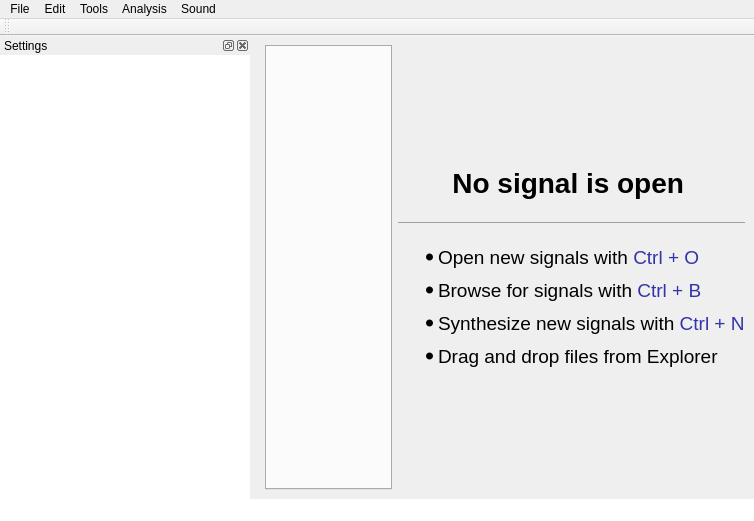
The window that Graphic_Interface/UI_Files/MainWindow.ui (ECMora/SoundLab) describes before a commit, drawn with Qt 5.
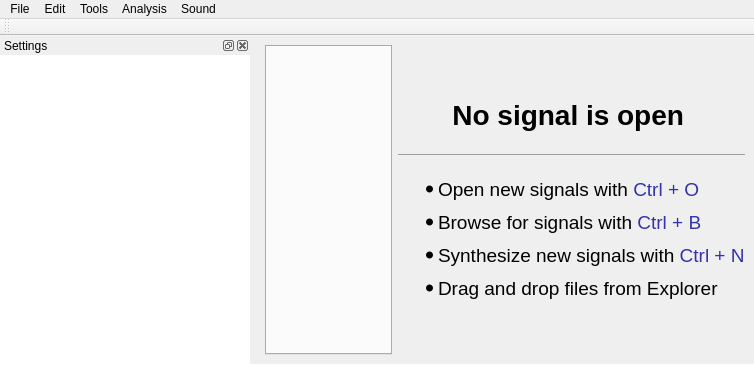
The same window after the commit. Icons and pictures are not drawn. Custom widgets are drawn as their Qt base class.

```diff
--- a/Graphic_Interface/UI_Files/MainWindow.ui
+++ b/Graphic_Interface/UI_Files/MainWindow.ui
@@ -9,8 +9,8 @@
    <rect>
     <x>0</x>
     <y>0</y>
-    <width>752</width>
-    <height>521</height>
+    <width>745</width>
+    <height>386</height>
    </rect>
   </property>
   <property name="sizePolicy">
```
Left out of the diff: 34 changed lines with no effect on the pictures.
